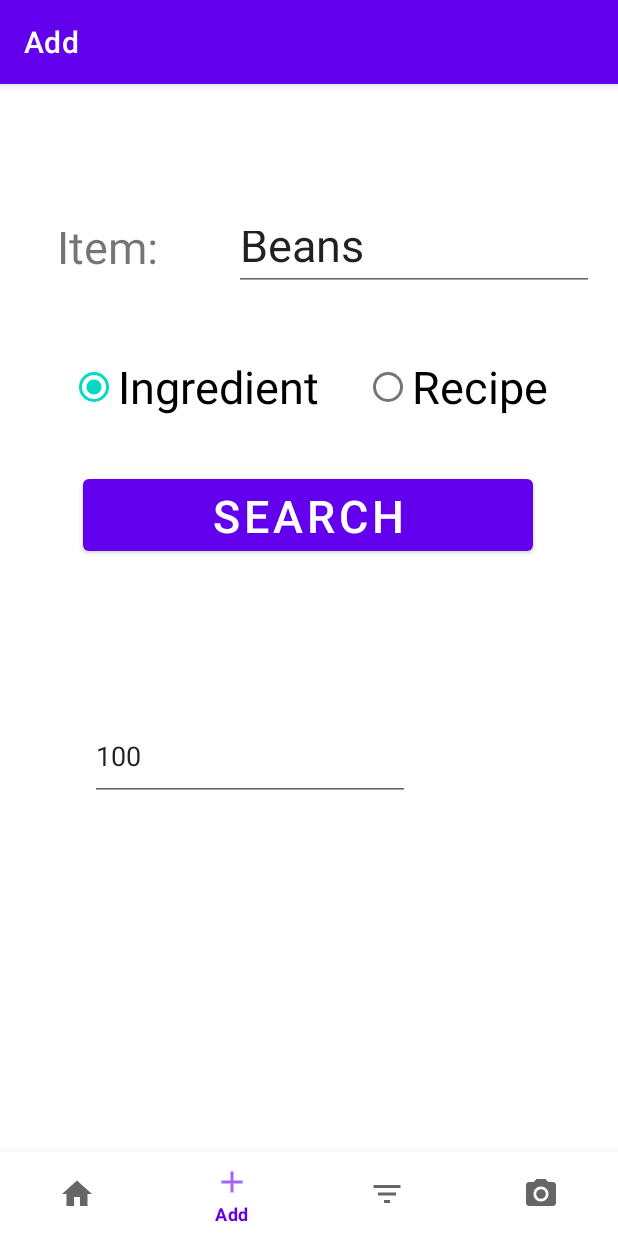
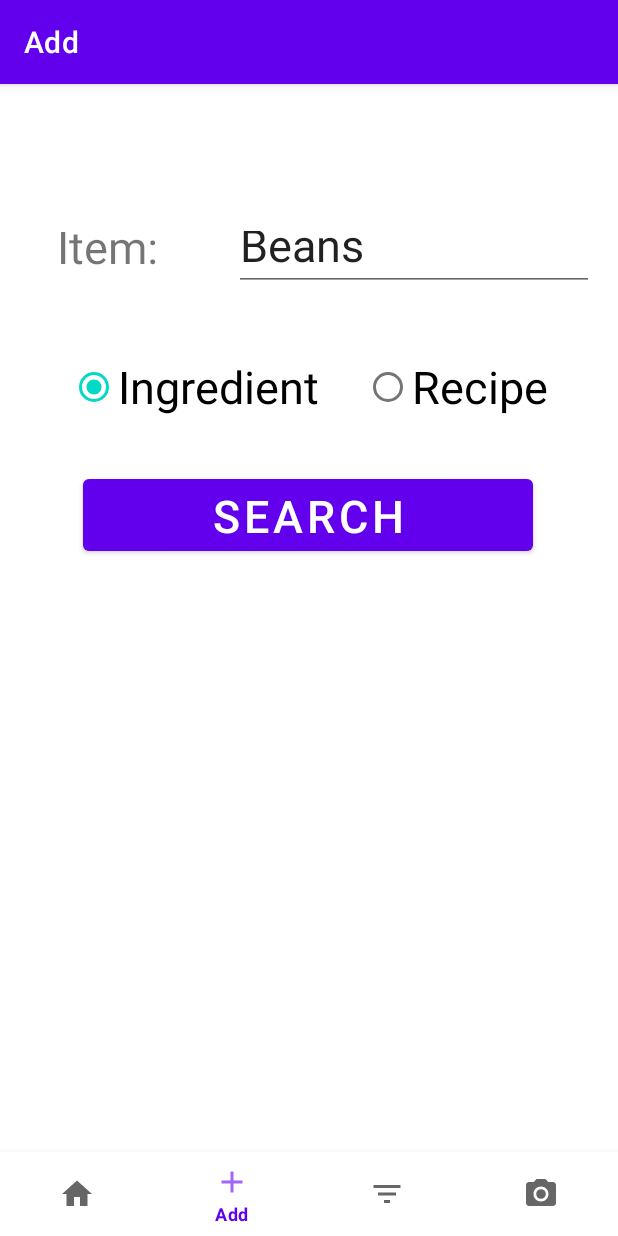
Before and after one commit to Pechlerbastian/NutriCoach, an Android app: the AddFragment screen opened through its navigation route, on a phone screen of 412 x 824 dp. Run offline under Robolectric (Android 15) with nearby library versions, the light colour scheme and no system bars; our stand-ins replace navigation-ui.

Commit message:
add visibility trigger

```diff
--- a/app/src/main/java/de/uniaugsburg/app/ui/add/AddFragment.java
+++ b/app/src/main/java/de/uniaugsburg/app/ui/add/AddFragment.java
@@ -34,6 +34,7 @@ public class AddFragment extends Fragment implements View.OnClickListener {
         binding.searchButton.setOnClickListener(this);
 
         binding.saveButton.setVisibility(View.GONE);
+        binding.weight.setVisibility(View.GONE);
 
         binding.saveButton.setOnClickListener(new View.OnClickListener() {
             public void onClick(View v) {
@@ -57,6 +58,7 @@ public class AddFragment extends Fragment implements View.OnClickListener {
     @Override
     public void onClick(View view) {
         binding.saveButton.setVisibility(View.VISIBLE);
+        binding.weight.setVisibility(View.VISIBLE);
         String searchText =  binding.inputField.getText().toString();
 
         if(binding.radioGroup.getCheckedRadioButtonId() == R.id.radio_recipe) {
```
